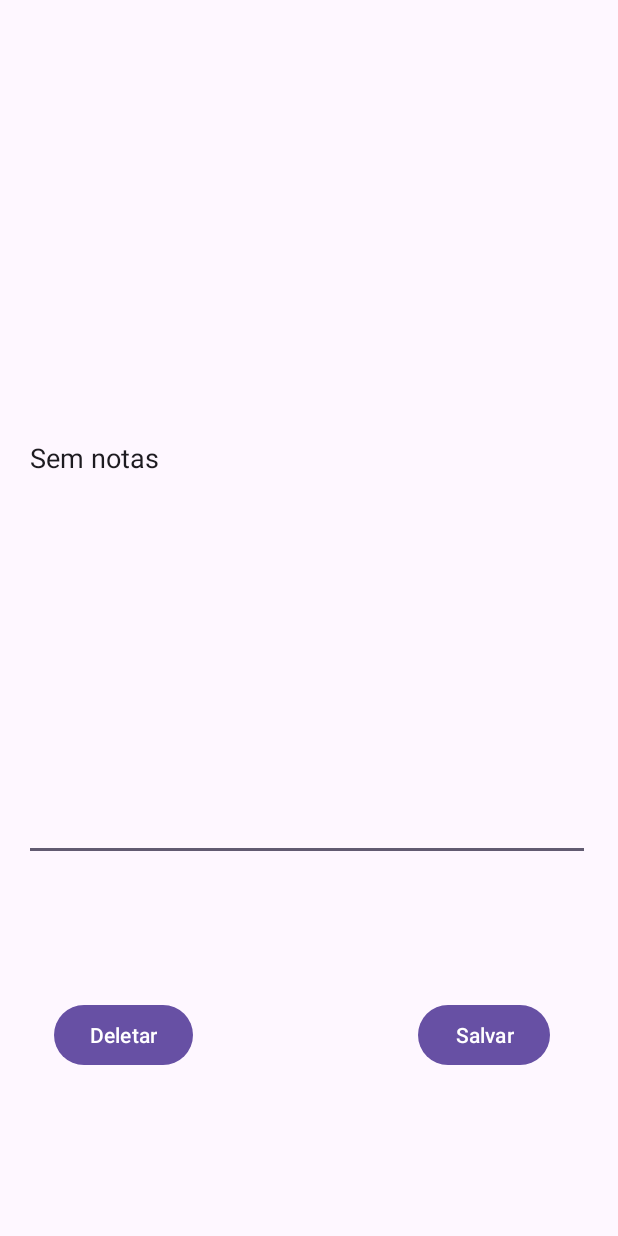
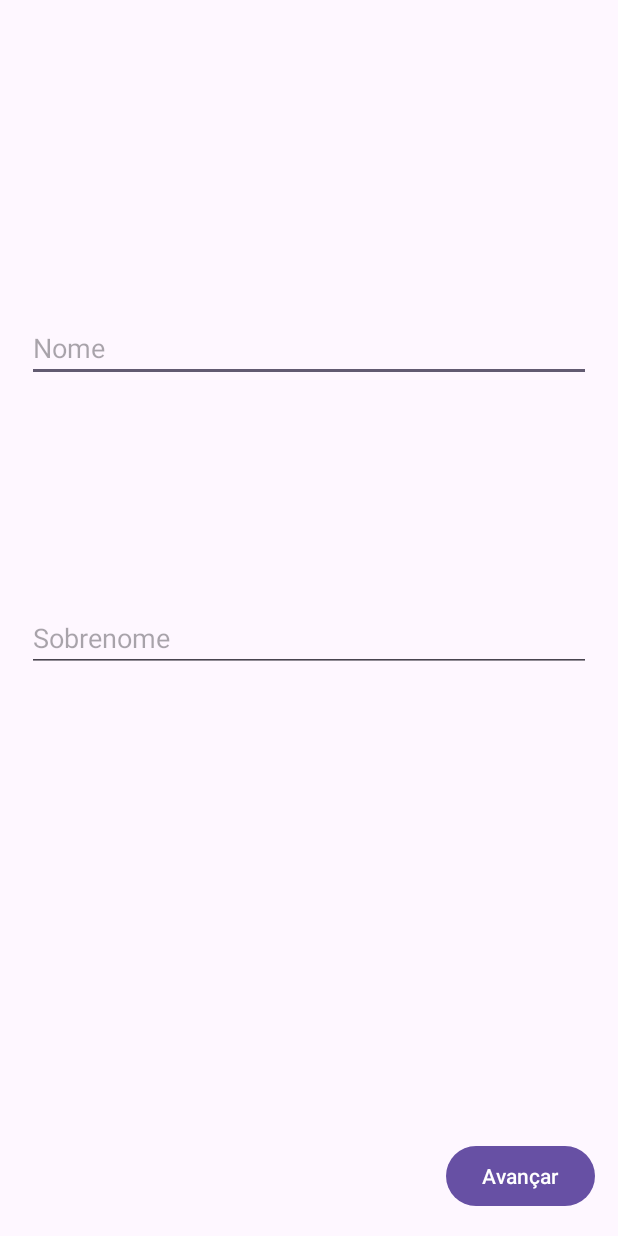
Before and after one commit to Henririck/notastrabalho, an Android app: the screen it shows after launch (MainActivity), on a phone screen of 412 x 824 dp. Run offline under Robolectric (Android 15) with nearby library versions, the phone set to English and light mode, and no system bars.

Commit message:
segundo-trabalho

```diff
--- a/app/src/main/java/com/example/notas_trabalho/FirstFragment.kt
+++ b/app/src/main/java/com/example/notas_trabalho/FirstFragment.kt
@@ -31,6 +31,9 @@ class FirstFragment : Fragment() {
         super.onViewCreated(view, savedInstanceState)
         val sharedPref = requireContext().getSharedPreferences("PREFERENCE_NAME", Context.MODE_PRIVATE)
         val edit = sharedPref.edit()
+        val dados_nome = arguments?.getString("nome_completo") ?: "Valor padrão"
+
+        binding.nomeView.setText("Olá, " + dados_nome)
 
         val lembrete = sharedPref.getString("lembrete", "Sem notas")
         binding.textInputEditText.setText(lembrete)
--- /dev/null
+++ b/app/src/main/java/com/example/notas_trabalho/LoginFragment.kt
@@ -0,0 +1,43 @@
+package com.example.notas_trabalho
+
+import android.os.Bundle
+import android.view.LayoutInflater
+import android.view.View
+import android.view.ViewGroup
+import androidx.fragment.app.Fragment
+import androidx.navigation.fragment.findNavController
+import com.example.notas_trabalho.databinding.FragmentLoginBinding
+
+class LoginFragment : Fragment() {
+
+    private var _binding: FragmentLoginBinding? = null
+    private val binding get() = _binding!!
+
+    override fun onCreateView(
+        inflater: LayoutInflater, container: ViewGroup?,
+        savedInstanceState: Bundle?
+    ): View {
+        _binding = FragmentLoginBinding.inflate(inflater, container, false)
+
+        return binding.root
+
+    }
+
+    override fun onViewCreated(view: View, savedInstanceState: Bundle?) {
+        super.onViewCreated(view, savedInstanceState)
+        binding.buttonProximo.setOnClickListener() {
+            val nome = binding.inputNome.text.toString()
+            val sobrenome = binding.inputSobrenome.text.toString()
+
+            val navController = findNavController()
+            val bundle = Bundle()
+            bundle.putString("nome_completo", nome + " " + sobrenome)
+            navController.navigate(R.id.action_LoginFragment_to_FirstFragment, bundle)
+        }
+    }
+
+    override fun onDestroyView() {
+        super.onDestroyView()
+        _binding = null
+    }
+}
--- a/app/src/main/res/layout/fragment_first.xml
+++ b/app/src/main/res/layout/fragment_first.xml
@@ -8,15 +8,15 @@
 
     <com.google.android.material.textfield.TextInputEditText
         android:id="@+id/textInputEditText"
-        android:layout_width="377dp"
-        android:layout_height="537dp"
+        android:layout_width="350dp"
+        android:layout_height="489dp"
         android:hint="hint"
         app:layout_constraintBottom_toBottomOf="parent"
         app:layout_constraintEnd_toEndOf="parent"
-        app:layout_constraintHorizontal_bias="0.47"
+        app:layout_constraintHorizontal_bias="0.491"
         app:layout_constraintStart_toStartOf="parent"
         app:layout_constraintTop_toTopOf="parent"
-        app:layout_constraintVertical_bias="0.128" />
+        app:layout_constraintVertical_bias="0.33" />
 
     <Button
         android:id="@+id/delete_button"
@@ -42,4 +42,16 @@
         app:layout_constraintStart_toEndOf="@+id/delete_button"
         app:layout_constraintTop_toBottomOf="@+id/textInputEditText"
         app:layout_constraintVertical_bias="0.0" />
+
+    <TextView
+        android:id="@+id/nomeView"
+        android:layout_width="wrap_content"
+        android:layout_height="wrap_content"
+        android:text="Nome Completo"
+        app:layout_constraintBottom_toTopOf="@+id/textInputEditText"
+        app:layout_constraintEnd_toEndOf="parent"
+        app:layout_constraintHorizontal_bias="0.084"
+        app:layout_constraintStart_toStartOf="parent"
+        app:layout_constraintTop_toTopOf="parent"
+        app:layout_constraintVertical_bias="0.524" />
 </androidx.constraintlayout.widget.ConstraintLayout>
--- /dev/null
+++ b/app/src/main/res/layout/fragment_login.xml
@@ -0,0 +1,46 @@
+<?xml version="1.0" encoding="utf-8"?>
+<androidx.constraintlayout.widget.ConstraintLayout xmlns:android="http://schemas.android.com/apk/res/android"
+    xmlns:app="http://schemas.android.com/apk/res-auto"
+    xmlns:tools="http://schemas.android.com/tools"
+    android:layout_width="match_parent"
+    android:layout_height="match_parent">
+
+    <com.google.android.material.textfield.TextInputEditText
+        android:id="@+id/inputNome"
+        android:layout_width="match_parent"
+        android:layout_height="wrap_content"
+        android:layout_marginHorizontal="18dp"
+        android:layout_marginTop="200dp"
+        android:hint="Nome"
+        app:layout_constraintBottom_toTopOf="@+id/inputSobrenome"
+        app:layout_constraintEnd_toEndOf="parent"
+        app:layout_constraintHorizontal_bias="0.495"
+        app:layout_constraintStart_toStartOf="parent"
+        app:layout_constraintTop_toTopOf="parent"
+        app:layout_constraintVertical_bias="0.058" />
+
+    <com.google.android.material.textfield.TextInputEditText
+        android:id="@+id/inputSobrenome"
+        android:layout_width="match_parent"
+        android:layout_height="wrap_content"
+        android:layout_marginHorizontal="18dp"
+        android:layout_marginBottom="376dp"
+        android:hint="Sobrenome"
+        app:layout_constraintBottom_toBottomOf="parent"
+        app:layout_constraintEnd_toEndOf="parent"
+        app:layout_constraintHorizontal_bias="0.495"
+        app:layout_constraintStart_toStartOf="parent" />
+
+    <Button
+        android:id="@+id/buttonProximo"
+        android:layout_width="wrap_content"
+        android:layout_height="wrap_content"
+        android:text="Avançar"
+        app:layout_constraintBottom_toBottomOf="parent"
+        app:layout_constraintEnd_toEndOf="parent"
+        app:layout_constraintHorizontal_bias="0.95"
+        app:layout_constraintStart_toStartOf="parent"
+        app:layout_constraintTop_toBottomOf="@+id/inputSobrenome"
+        app:layout_constraintVertical_bias="0.951" />
+
+</androidx.constraintlayout.widget.ConstraintLayout>
--- a/app/src/main/res/navigation/nav_graph.xml
+++ b/app/src/main/res/navigation/nav_graph.xml
@@ -3,7 +3,24 @@
     xmlns:app="http://schemas.android.com/apk/res-auto"
     xmlns:tools="http://schemas.android.com/tools"
     android:id="@+id/nav_graph"
-    app:startDestination="@id/FirstFragment">
+    app:startDestination="@id/LoginFragment">
+
+    <fragment
+        android:id="@+id/LoginFragment"
+        android:name="com.example.notas_trabalho.LoginFragment"
+        android:label="@string/login_fragment_label"
+        tools:layout="@layout/fragment_login">
+
+        <argument
+            android:name="nome_completo"
+            app:argType="string"
+            android:defaultValue="QualquerCoisa" />
+
+
+        <action
+            android:id="@+id/action_LoginFragment_to_FirstFragment"
+            app:destination="@id/FirstFragment" />
+    </fragment>
 
     <fragment
         android:id="@+id/FirstFragment"
@@ -11,6 +28,9 @@
         android:label="@string/first_fragment_label"
         tools:layout="@layout/fragment_first">
 
+        <action
+            android:id="@+id/action_FirstFragment_to_LoginFragment"
+            app:destination="@id/LoginFragment" />
     </fragment>
 
 </navigation>
--- a/app/src/main/res/values/strings.xml
+++ b/app/src/main/res/values/strings.xml
@@ -3,6 +3,7 @@
     <string name="action_settings">Settings</string>
     <!-- Strings used for fragments for navigation -->
     <string name="first_fragment_label">First Fragment</string>
+    <string name="login_fragment_label">Login Fragment</string>
     <string name="second_fragment_label">Second Fragment</string>
     <string name="next">Next</string>
     <string name="previous">Previous</string>
```
